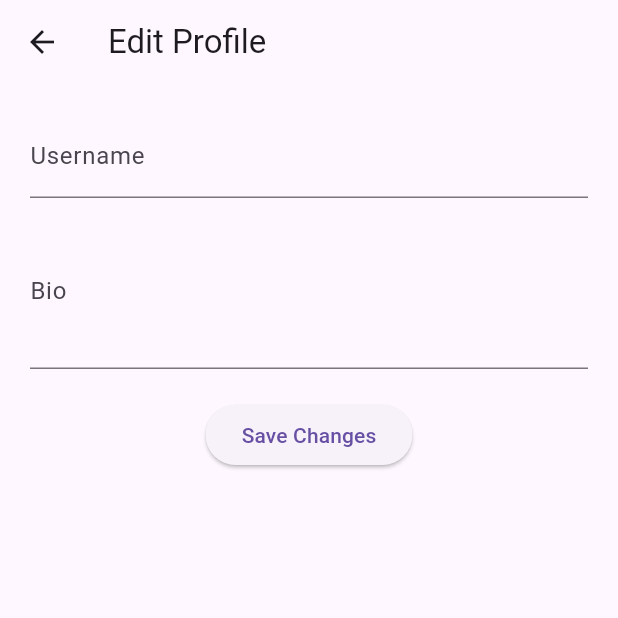
After one commit to nensi0112sluzbeni/speakout_mobapp, a Flutter app: the screen it shows once a user with an empty profile is signed in, after a tap on "Edit Profile", on a phone screen of 412 x 824 dp, the top half of it. The commit adds this screen. Run offline on Flutter 3.47's test engine with Material 3 defaults, Android fonts, the phone set to English and light mode, and no system bars; our stand-ins replace flutter_riverpod, supabase_flutter; accounts and stored records are empty; network calls fail.

Commit message:
adding edit_profile_page.dart to handle user editing profiles info like username and bio, added button home_page.dart for page editing

```diff
--- /dev/null
+++ b/lib/edit_profile_page.dart
@@ -0,0 +1,82 @@
+import 'package:flutter/material.dart';
+import 'package:flutter_riverpod/flutter_riverpod.dart';
+import 'package:supabase_flutter/supabase_flutter.dart';
+import 'user_profile_provider.dart';
+
+class EditProfilePage extends ConsumerStatefulWidget {
+  @override
+  ConsumerState<EditProfilePage> createState() => _EditProfilePageState();
+}
+
+class _EditProfilePageState extends ConsumerState<EditProfilePage> {
+  final usernameController = TextEditingController();
+  final bioController = TextEditingController();
+
+  @override
+  void initState() {
+    super.initState();
+    final profile = ref.read(userProfileProvider).value;
+    if (profile != null) {
+      usernameController.text = profile.username;
+      bioController.text = profile.bio;
+    }
+  }
+
+  Future<void> saveProfile() async {
+    final username = usernameController.text.trim();
+    final bio = bioController.text.trim();
+    final user = Supabase.instance.client.auth.currentUser;
+
+    if (user == null) return;
+
+    try {
+      await Supabase.instance.client
+          .from('profiles')
+          .update({
+            'username': username,
+            'bio': bio,
+          })
+          .eq('id', user.id);
+
+      // Invalidate the profile so it refetches the latest
+      ref.invalidate(userProfileProvider);
+
+      if (mounted) {
+        Navigator.pop(context); // go back to HomePage
+      }
+    } catch (e) {
+      ScaffoldMessenger.of(context).showSnackBar(
+        SnackBar(content: Text('Failed to update profile: $e')),
+      );
+    }
+  }
+
+  @override
+  Widget build(BuildContext context) {
+    return Scaffold(
+      appBar: AppBar(title: Text('Edit Profile')),
+      body: Padding(
+        padding: const EdgeInsets.all(20),
+        child: Column(
+          children: [
+            TextField(
+              controller: usernameController,
+              decoration: InputDecoration(labelText: 'Username'),
+            ),
+            SizedBox(height: 10),
+            TextField(
+              controller: bioController,
+              maxLines: 3,
+              decoration: InputDecoration(labelText: 'Bio'),
+            ),
+            SizedBox(height: 20),
+            ElevatedButton(
+              onPressed: saveProfile,
+              child: Text('Save Changes'),
+            ),
+          ],
+        ),
+      ),
+    );
+  }
+}
--- a/lib/home_page.dart
+++ b/lib/home_page.dart
@@ -2,6 +2,7 @@ import 'package:flutter/material.dart';
 import 'package:supabase_flutter/supabase_flutter.dart';
 import 'package:flutter_riverpod/flutter_riverpod.dart';
 import 'user_profile_provider.dart';
+import 'edit_profile_page.dart';
 
 class HomePage extends ConsumerWidget {
   @override
@@ -36,6 +37,17 @@ class HomePage extends ConsumerWidget {
                 Text("📝 Bio: ${profile.bio.isEmpty ? 'No bio yet.' : profile.bio}"),
                 SizedBox(height: 10),
                 Text("🆔 ID: ${profile.id}"),
+
+                ElevatedButton.icon(
+                  onPressed: () {
+                    Navigator.push(
+                      context,
+                      MaterialPageRoute(builder: (_) => EditProfilePage()),
+                    );
+                  },
+                  icon: Icon(Icons.edit),
+                  label: Text("Edit Profile"),
+                )
               ],
             ),
           );
```
